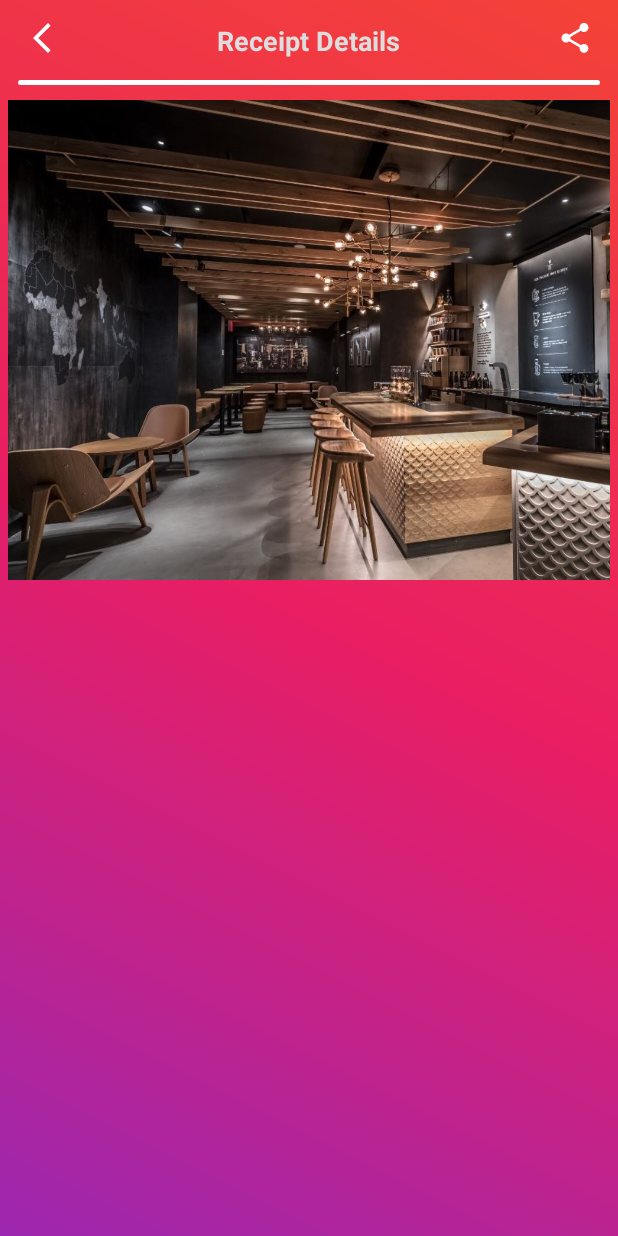
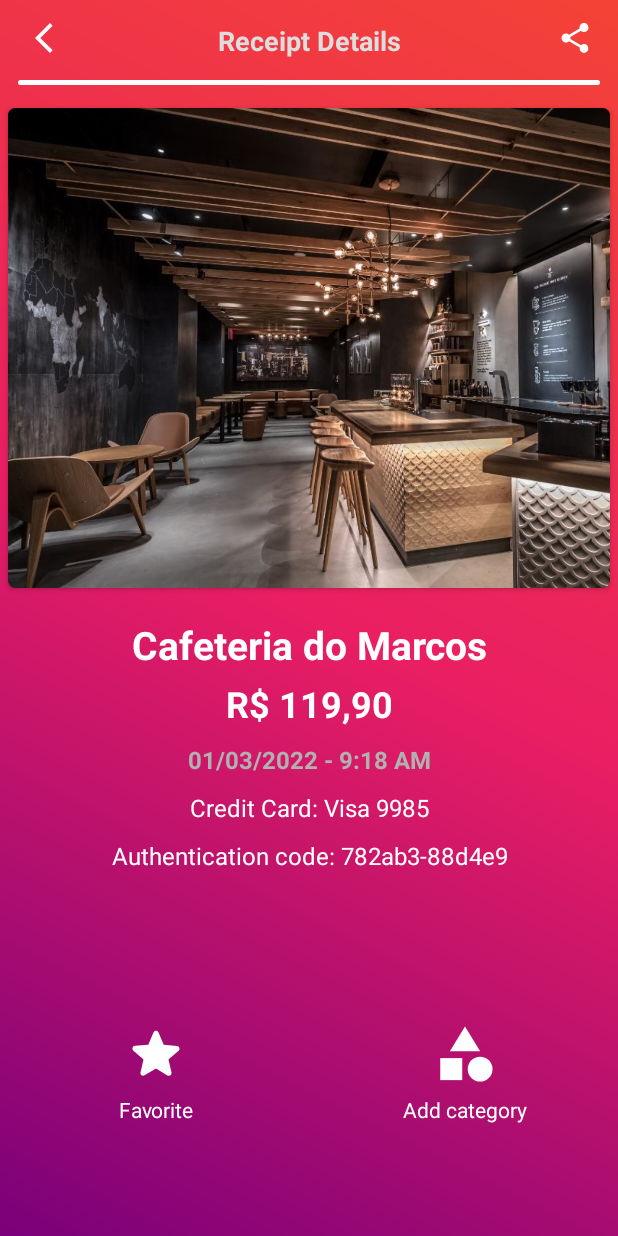
Before and after one commit to StellarBits/DigitalReceipts, an Android app: the layout receipts_details_fragment.xml on its own in the app's theme, with its tools: preview values and no code run, on a phone screen of 412 x 824 dp. Run offline under Robolectric (Android 15) with nearby library versions, the phone set to English and light mode, and no system bars.

Commit message:
Receipt details screen and receipts list item layout improvements

```diff
--- /dev/null
+++ b/app/src/main/res/drawable/ic_baseline_category_24.xml
@@ -0,0 +1,7 @@
+<vector android:height="24dp" android:tint="#FFFFFF"
+    android:viewportHeight="24" android:viewportWidth="24"
+    android:width="24dp" xmlns:android="http://schemas.android.com/apk/res/android">
+    <path android:fillColor="@android:color/white" android:pathData="M12,2l-5.5,9h11z"/>
+    <path android:fillColor="@android:color/white" android:pathData="M17.5,17.5m-4.5,0a4.5,4.5 0,1 1,9 0a4.5,4.5 0,1 1,-9 0"/>
+    <path android:fillColor="@android:color/white" android:pathData="M3,13.5h8v8H3z"/>
+</vector>
--- /dev/null
+++ b/app/src/main/res/drawable/ic_favorite_round_star_24.xml
@@ -0,0 +1,5 @@
+<vector android:height="24dp" android:tint="#FFFFFF"
+    android:viewportHeight="24" android:viewportWidth="24"
+    android:width="24dp" xmlns:android="http://schemas.android.com/apk/res/android">
+    <path android:fillColor="@android:color/white" android:pathData="M12,17.27l4.15,2.51c0.76,0.46 1.69,-0.22 1.49,-1.08l-1.1,-4.72l3.67,-3.18c0.67,-0.58 0.31,-1.68 -0.57,-1.75l-4.83,-0.41l-1.89,-4.46c-0.34,-0.81 -1.5,-0.81 -1.84,0L9.19,8.63L4.36,9.04c-0.88,0.07 -1.24,1.17 -0.57,1.75l3.67,3.18l-1.1,4.72c-0.2,0.86 0.73,1.54 1.49,1.08L12,17.27z"/>
+</vector>
--- a/app/src/main/res/drawable/ic_gradient_background.xml
+++ b/app/src/main/res/drawable/ic_gradient_background.xml
@@ -5,7 +5,7 @@
     <gradient
         android:centerColor="#E91E63"
         android:endColor="#F44336"
-        android:startColor="#9C27B0"
+        android:startColor="#7A007A"
         android:angle="45">
 
     </gradient>
--- a/app/src/main/res/layout/receipts_details_fragment.xml
+++ b/app/src/main/res/layout/receipts_details_fragment.xml
@@ -29,17 +29,20 @@
             app:layout_constraintTop_toTopOf="parent">
 
             <ImageButton
-                android:layout_width="55dp"
-                android:layout_height="55dp"
+                android:layout_width="0dp"
+                android:layout_height="56dp"
+                android:layout_weight="0.5"
                 android:background="?attr/selectableItemBackground"
+                android:contentDescription="TODO"
                 android:src="@drawable/ic_baseline_arrow_back_ios_new_24">
 
             </ImageButton>
 
             <TextView
-                android:layout_width="300dp"
+                android:layout_width="wrap_content"
                 android:layout_height="wrap_content"
                 android:layout_gravity="center"
+                android:layout_weight="1.5"
                 android:text="Receipt Details"
                 android:textAlignment="center"
                 android:textColor="#DDDDDD"
@@ -49,9 +52,11 @@
             </TextView>
 
             <ImageButton
-                android:layout_width="55dp"
-                android:layout_height="55dp"
+                android:layout_width="0dp"
+                android:layout_height="56dp"
+                android:layout_weight="0.5"
                 android:background="?attr/selectableItemBackground"
+                android:contentDescription="TODO"
                 android:src="@drawable/ic_baseline_share_24">
 
             </ImageButton>
@@ -81,58 +86,164 @@
             app:layout_constraintStart_toStartOf="parent"
             app:layout_constraintTop_toBottomOf="@+id/search_zone">
 
-            <ImageView
+            <androidx.cardview.widget.CardView
                 android:layout_width="match_parent"
                 android:layout_height="320dp"
                 android:layout_marginStart="5dp"
-                android:layout_marginTop="10dp"
+                android:layout_marginTop="15dp"
                 android:layout_marginEnd="5dp"
-                android:contentDescription="TODO"
-                android:scaleType="centerCrop"
-                bind:cover="@{viewModel.merchantImageField}"
-                tools:src="@drawable/cafeteria">
+                app:cardCornerRadius="5dp">
 
-            </ImageView>
+                <ImageView
+                    android:layout_width="match_parent"
+                    android:layout_height="match_parent"
+                    android:contentDescription="TODO"
+                    android:scaleType="centerCrop"
+                    bind:cover="@{viewModel.merchantImageField}"
+                    tools:src="@drawable/cafeteria">
+
+                </ImageView>
+
+            </androidx.cardview.widget.CardView>
 
             <TextView
                 android:layout_width="match_parent"
                 android:layout_height="wrap_content"
+                android:layout_marginTop="20dp"
                 android:text="@{viewModel.merchantNameField}"
-                android:textAlignment="center">
+                android:textAlignment="center"
+                android:textColor="@color/white"
+                android:textSize="26sp"
+                android:textStyle="bold"
+                tools:text="Cafeteria do Marcos">
 
             </TextView>
 
             <TextView
                 android:layout_width="match_parent"
                 android:layout_height="wrap_content"
+                android:layout_marginTop="5dp"
                 android:textAlignment="center"
-                bind:value="@{viewModel.receiptValueField}">
+                android:textColor="@color/white"
+                android:textSize="24sp"
+                android:textStyle="bold"
+                bind:value="@{viewModel.receiptValueField}"
+                tools:text="R$ 119,90">
 
             </TextView>
 
             <TextView
                 android:layout_width="match_parent"
                 android:layout_height="wrap_content"
+                android:layout_marginTop="10dp"
                 android:textAlignment="center"
-                bind:time="@{viewModel.dateField}">
+                android:textColor="#B1B1B1"
+                android:textSize="16sp"
+                android:textStyle="bold"
+                bind:time="@{viewModel.dateField}"
+                tools:text="01/03/2022 - 9:18 AM">
 
             </TextView>
 
             <TextView
                 android:layout_width="match_parent"
                 android:layout_height="wrap_content"
+                android:layout_marginTop="10dp"
                 android:textAlignment="center"
-                bind:card="@{viewModel.cardInfoField}">
+                android:textColor="@color/white"
+                android:textSize="16sp"
+                bind:card="@{viewModel.cardInfoField}"
+                tools:text="Credit Card: Visa 9985">
 
             </TextView>
 
             <TextView
                 android:layout_width="match_parent"
                 android:layout_height="wrap_content"
+                android:layout_marginTop="10dp"
                 android:text="@{viewModel.authenticationField}"
-                android:textAlignment="center">
+                android:textAlignment="center"
+                android:textColor="@color/white"
+                android:textSize="16sp"
+                tools:text="Authentication code: 782ab3-88d4e9">
 
             </TextView>
+
+            <LinearLayout
+                android:layout_width="match_parent"
+                android:layout_height="match_parent"
+                android:orientation="horizontal">
+
+                <androidx.constraintlayout.widget.ConstraintLayout
+                    android:layout_width="wrap_content"
+                    android:layout_height="wrap_content"
+                    android:layout_weight="1.3"
+                    android:layout_gravity="center">
+
+                    <ImageButton
+                        android:id="@+id/bt_favorite"
+                        android:layout_width="44dp"
+                        android:layout_height="44dp"
+                        android:background="?attr/selectableItemBackground"
+                        android:contentDescription="TODO"
+                        android:scaleType="fitCenter"
+                        android:src="@drawable/ic_favorite_round_star_24"
+                        app:layout_constraintBottom_toBottomOf="parent"
+                        app:layout_constraintLeft_toLeftOf="parent"
+                        app:layout_constraintRight_toRightOf="parent"
+                        app:layout_constraintTop_toTopOf="parent">
+
+                    </ImageButton>
+
+                    <TextView
+                        android:layout_width="wrap_content"
+                        android:layout_height="wrap_content"
+                        android:text="Favorite"
+                        android:textColor="@color/white"
+                        android:layout_marginTop="5dp"
+                        app:layout_constraintTop_toBottomOf="@+id/bt_favorite"
+                        app:layout_constraintLeft_toLeftOf="@+id/bt_favorite"
+                        app:layout_constraintRight_toRightOf="@+id/bt_favorite">
+
+                    </TextView>
+
+                </androidx.constraintlayout.widget.ConstraintLayout>
+
+                <androidx.constraintlayout.widget.ConstraintLayout
+                    android:layout_width="wrap_content"
+                    android:layout_height="wrap_content"
+                    android:layout_weight="1"
+                    android:layout_gravity="center">
+
+                    <ImageButton
+                        android:id="@+id/bt_category"
+                        android:layout_width="44dp"
+                        android:layout_height="44dp"
+                        android:background="?attr/selectableItemBackground"
+                        android:contentDescription="TODO"
+                        android:scaleType="fitCenter"
+                        android:src="@drawable/ic_baseline_category_24"
+                        app:layout_constraintBottom_toBottomOf="parent"
+                        app:layout_constraintLeft_toLeftOf="parent"
+                        app:layout_constraintRight_toRightOf="parent"
+                        app:layout_constraintTop_toTopOf="parent">
+
+                    </ImageButton>
+
+                    <TextView
+                        android:layout_width="wrap_content"
+                        android:layout_height="wrap_content"
+                        android:text="Add category"
+                        android:textColor="@color/white"
+                        android:layout_marginTop="5dp"
+                        app:layout_constraintTop_toBottomOf="@+id/bt_category"
+                        app:layout_constraintLeft_toLeftOf="@+id/bt_category"
+                        app:layout_constraintRight_toRightOf="@+id/bt_category">
+
+                    </TextView>
+                </androidx.constraintlayout.widget.ConstraintLayout>
+
+            </LinearLayout>
 
         </LinearLayout>
 
--- a/app/src/main/res/layout/receipts_list_item.xml
+++ b/app/src/main/res/layout/receipts_list_item.xml
@@ -1,8 +1,8 @@
 <?xml version="1.0" encoding="utf-8"?>
 
 <layout xmlns:android="http://schemas.android.com/apk/res/android"
-    xmlns:tools="http://schemas.android.com/tools"
-    xmlns:bind="http://schemas.android.com/apk/res-auto">
+    xmlns:bind="http://schemas.android.com/apk/res-auto"
+    xmlns:tools="http://schemas.android.com/tools">
 
     <data>
 
@@ -18,35 +18,37 @@
     <LinearLayout
         android:layout_width="match_parent"
         android:layout_height="wrap_content"
-        android:orientation="horizontal"
-        android:paddingTop="18dp"
-        android:paddingBottom="18dp"
-        android:layout_marginBottom="8dp"
         android:layout_marginStart="8dp"
         android:layout_marginEnd="8dp"
+        android:layout_marginBottom="8dp"
+        android:background="@drawable/rounded_edge"
         android:clickable="true"
         android:focusable="true"
         android:onClick="@{() -> listener.onClick(fields)}"
-        android:background="#535353">
+        android:orientation="horizontal"
+        android:paddingTop="18dp"
+        android:paddingBottom="18dp">
 
         <ImageView
             android:id="@+id/iv_merchantImage"
-            android:layout_width="64dp"
+            android:layout_width="0dp"
             android:layout_height="64dp"
+            android:layout_weight="0.2"
             android:layout_marginStart="18dp"
+            android:contentDescription="TODO"
             android:scaleType="fitCenter"
             bind:icon="@{fields.merchantIcon}"
-            tools:src="@drawable/cafeteria_logo"
-            android:contentDescription="TODO">
+            tools:src="@drawable/cafeteria_logo">
 
         </ImageView>
 
         <LinearLayout
-            android:layout_width="190dp"
+            android:layout_width="0dp"
             android:layout_height="wrap_content"
+            android:layout_weight="0.50"
             android:layout_gravity="center"
+            android:layout_marginStart="20dp"
             android:layout_marginTop="5dp"
-            android:layout_marginStart="20dp"
             android:orientation="vertical">
 
             <TextView
@@ -54,6 +56,7 @@
                 android:layout_width="wrap_content"
                 android:layout_height="wrap_content"
                 android:text="@{fields.merchantName}"
+                android:textColor="@color/cardview_dark_background"
                 android:textSize="18sp"
                 tools:text="Cafeteria do Marcos">
 
@@ -63,9 +66,10 @@
                 android:id="@+id/tv_hour"
                 android:layout_width="wrap_content"
                 android:layout_height="match_parent"
+                android:textColor="@color/cardview_dark_background"
+                android:textSize="14sp"
                 bind:time="@{fields.date}"
-                tools:text="10:00 PM"
-                android:textSize="14sp">
+                tools:text="10:00 PM">
 
             </TextView>
 
@@ -73,12 +77,17 @@
 
         <TextView
             android:id="@+id/tv_value"
-            android:layout_width="wrap_content"
+            android:layout_width="0dp"
             android:layout_height="wrap_content"
             android:layout_gravity="center_vertical"
-            android:textSize="18sp"
+            android:layout_weight="0.3"
+            android:layout_marginEnd="18dp"
+            android:textAlignment="textEnd"
+            android:textColor="@color/cardview_dark_background"
+            android:textSize="20sp"
             android:textStyle="bold"
             bind:value="@{fields.value}"
+            tools:ignore="RtlCompat"
             tools:text="R$ 274,80">
 
         </TextView>
--- a/app/src/main/res/values/themes.xml
+++ b/app/src/main/res/values/themes.xml
@@ -1,6 +1,6 @@
 <resources xmlns:tools="http://schemas.android.com/tools">
     <!-- Base application theme. -->
-    <style name="Theme.DigitalReceipts" parent="Theme.AppCompat.DayNight">
+    <style name="Theme.DigitalReceipts" parent="Theme.MaterialComponents.DayNight.NoActionBar">
         <!-- Primary brand color. -->
         <item name="colorPrimary">@color/purple_500</item>
         <item name="colorPrimaryVariant">@color/purple_700</item>
```
